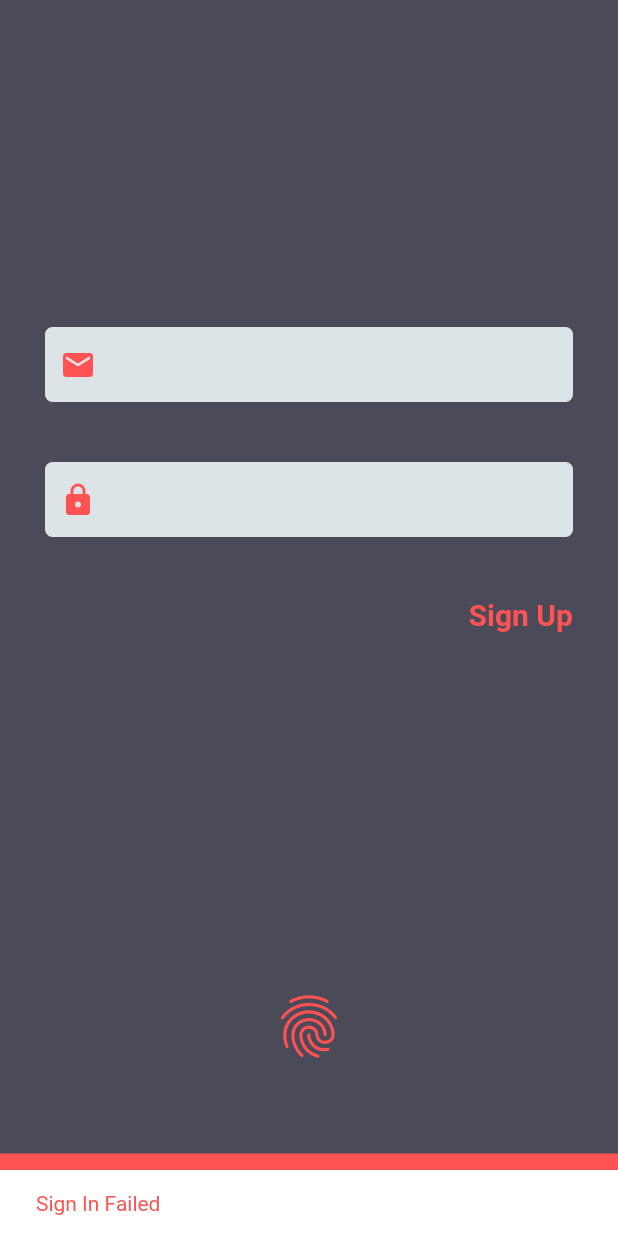
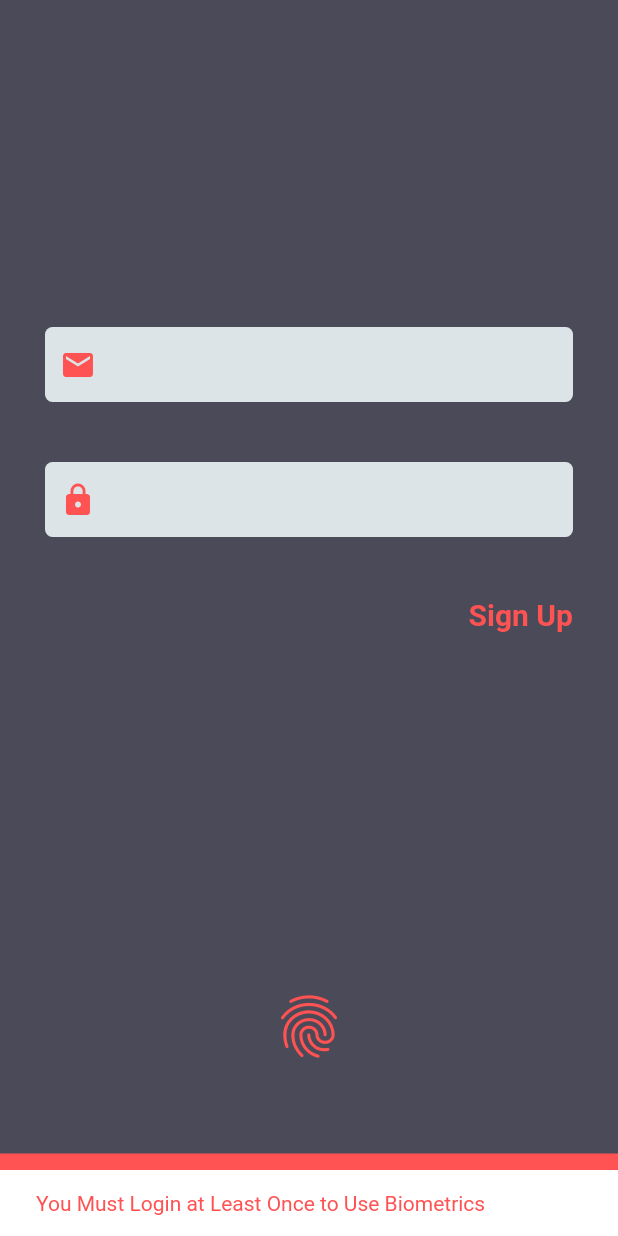
Before and after one commit to emekoba/brimlet, a Flutter app: the LoginPage screen opened directly, after a tap on the "fingerprint" icon, on a phone screen of 412 x 824 dp. Run offline on Flutter 3.47's test engine with Material 2 defaults, Android fonts, the phone set to English and light mode, and no system bars; our stand-ins replace firebase_auth, firebase_core, local_auth, shared_preferences; accounts and stored records are empty.

Commit message:
refactored code on biometrics flow

```diff
--- a/lib/blocs/main.bloc.dart
+++ b/lib/blocs/main.bloc.dart
@@ -1,17 +1,19 @@
+import 'dart:convert';
 import 'dart:developer';
 
 import 'package:brimlet/constants.dart';
 import 'package:firebase_auth/firebase_auth.dart';
 import 'package:flutter/material.dart';
 import 'package:local_auth/local_auth.dart';
+import 'package:shared_preferences/shared_preferences.dart';
 
 class MainBloc extends ChangeNotifier {
   bool _userLoggedIn = false;
   bool _userVerified = true;
-  String _userName = "Russell";
+  dynamic _user = {};
   final String _verificationCode = "423f2";
 
-  String get userName => _userName;
+  Map get user => _user;
   String get verificationCode => _verificationCode;
   bool get userLoggedIn => _userLoggedIn;
   bool get userVerified => _userVerified;
@@ -22,9 +24,19 @@ class MainBloc extends ChangeNotifier {
   }) {
     return firebaseAuth
         .signInWithEmailAndPassword(email: email, password: password)
-        .then((loginData) {
-      _userName = loginData.user!.displayName!;
+        .then((loginData) async {
+      _user = {
+        "displayName": loginData.user!.displayName,
+        "email": loginData.user!.email,
+        "uid": loginData.user!.uid,
+      };
+
       _userLoggedIn = true;
+
+      final SharedPreferences store = await SharedPreferences.getInstance();
+      await store.setString("user", json.encode(_user));
+
+      notifyListeners();
     });
   }
 
@@ -32,7 +44,7 @@ class MainBloc extends ChangeNotifier {
     firebaseAuth.signOut().then((res) {
       _userLoggedIn = false;
       _userVerified = false;
-      _userName = "";
+      _user = {};
       notifyListeners();
     });
   }
@@ -77,12 +89,20 @@ class MainBloc extends ChangeNotifier {
     });
   }
 
-  Future<bool> authenticateWithBiometrics() async {
+  Future<Map<String, dynamic>> authenticateWithBiometrics() async {
+    bool isAuthenticated = false;
+    final SharedPreferences store = await SharedPreferences.getInstance();
+    String? userString = store.getString("user");
+    Map user = {};
+
+    if (userString != null) {
+      user = json.decode(userString);
+    }
+
+    if (user.isNotEmpty) {
       final LocalAuthentication localAuthentication = LocalAuthentication();
       bool isBiometricSupported = await localAuthentication.isDeviceSupported();
       bool canCheckBiometrics = await localAuthentication.canCheckBiometrics;
-
-    bool isAuthenticated = false;
 
       if (isBiometricSupported && canCheckBiometrics) {
         isAuthenticated = await localAuthentication.authenticate(
@@ -90,6 +110,24 @@ class MainBloc extends ChangeNotifier {
         );
       }
 
-    return isAuthenticated;
+      if (isAuthenticated) {
+        _user = user;
+        notifyListeners();
+        return {
+          "isAuthenticated": isAuthenticated,
+          "message": "biometrics failed",
+        };
+      } else {
+        return {
+          "isAuthenticated": isAuthenticated,
+          "message": "biometrics successful",
+        };
+      }
+    } else {
+      return {
+        "isAuthenticated": isAuthenticated,
+        "message": "You Must Login at Least Once to Use Biometrics",
+      };
     }
   }
+}
--- a/lib/pages/login.page.dart
+++ b/lib/pages/login.page.dart
@@ -73,9 +73,9 @@ class _LoginPageState extends State<LoginPage> {
     }
 
     void _loginViaBiometrics() async {
-      bool isAuthenticated = await mainBloc.authenticateWithBiometrics();
+      Map<String, dynamic> resp = await mainBloc.authenticateWithBiometrics();
 
-      if (isAuthenticated) {
+      if (resp["isAuthenticated"]) {
         popSnack(
           context: context,
           text: "Sign In Successful",
@@ -83,7 +83,7 @@ class _LoginPageState extends State<LoginPage> {
         );
         _goToHome();
       } else {
-        popSnack(context: context, text: "Sign In Failed");
+        popSnack(context: context, text: resp["message"]);
       }
     }
 
--- a/pubspec.yaml
+++ b/pubspec.yaml
@@ -17,6 +17,7 @@ dependencies:
   flutter_bloc: null
   local_auth: ^2.1.0
   provider: null
+  shared_preferences:
 
 dev_dependencies:
   flutter_lints: ^2.0.0
```
Also changed, not shown: lib/pages/home_view.page.dart (+6 -6 lines), pubspec.lock. Lines whose indentation alone changed are shown as unchanged.
